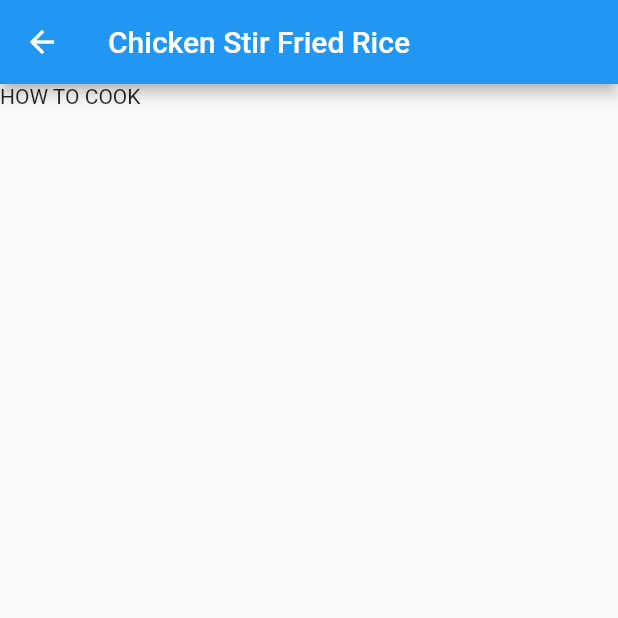
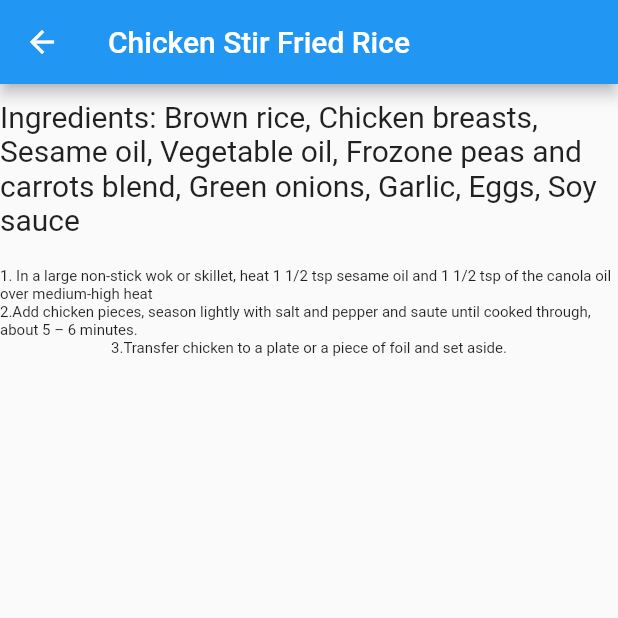
Before and after one commit to trangtran277/i_cook, a Flutter app: the Recipe screen opened directly, on a phone screen of 412 x 824 dp, the top half of it. Run offline on Flutter 3.47's test engine with Material 2 defaults, Android fonts, the phone set to English and light mode, and no system bars; our stand-ins replace firebase_auth; accounts and stored records are empty.

Commit message:
still editing TT

```diff
--- a/lib/pages/recipe.dart
+++ b/lib/pages/recipe.dart
@@ -11,7 +11,30 @@ class Recipe extends StatelessWidget{
     return Scaffold(
       appBar: AppBar( title: Text(recipeName),
       ),
-      body: Text("HOW TO COOK")
+      body: How_to_Cook(recipeName)
     );
   }
 }
+
+Widget How_to_Cook(String recipeName)
+{
+  if(recipeName != "Chicken Stir Fried Rice")
+  {
+    return Text("How to cook");
+  }
+
+  return Column(
+            children: <Widget>[
+              SizedBox(height: 10,),
+              Text("Ingredients: Brown rice, Chicken breasts, Sesame oil, Vegetable oil, Frozone peas and carrots blend, Green onions, Garlic, Eggs, Soy sauce",
+              style: TextStyle(fontSize: 20.0)),
+              SizedBox(height: 20,),
+              Text("1. In a large non-stick wok or skillet, heat 1 1/2 tsp sesame oil and 1 1/2 tsp of the canola oil over medium-high heat",
+              style: TextStyle(fontSize: 10.0)),
+              Text("2.Add chicken pieces, season lightly with salt and pepper and saute until cooked through, about 5 – 6 minutes.",
+              style: TextStyle(fontSize: 10.0)),
+              Text("3.Transfer chicken to a plate or a piece of foil and set aside.",
+              style: TextStyle(fontSize: 10.0)),
+            ]
+        );
+}
```
